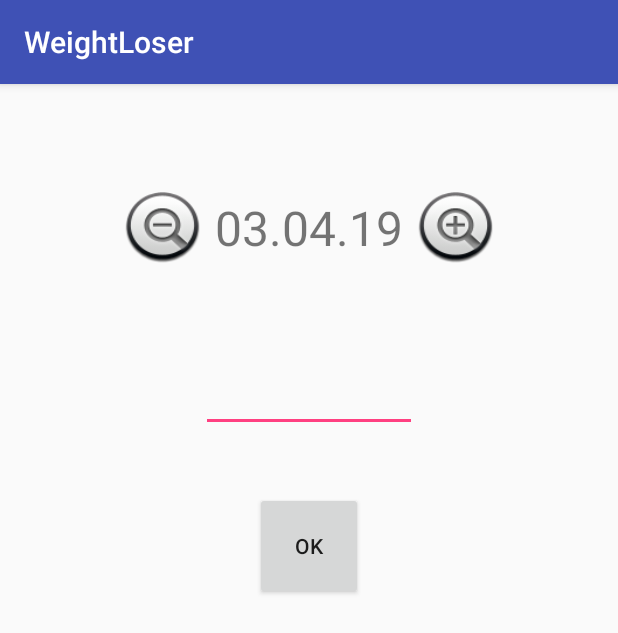
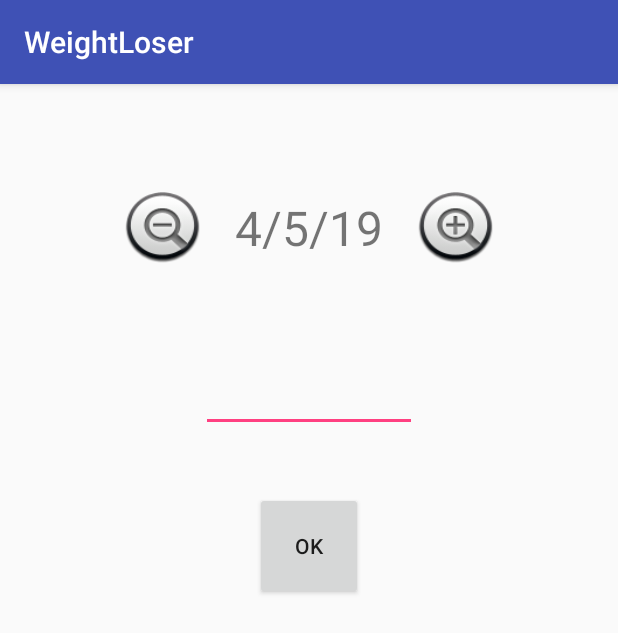
Before and after one commit to stock17/WeightLoser, an Android app: the WeightActivity screen opened directly, with no data from a screen before it, on a phone screen of 412 x 824 dp. Shown: the top 633 px of the screen. Run offline under Robolectric (Android 15) with nearby library versions, the phone set to English and light mode, and no system bars; our stand-ins replace ButterKnife.

Commit message:
added the Date field to WeightActivity.class

```diff
--- a/app/src/main/java/com/yurima/weightloser/weight/WeightActivity.java
+++ b/app/src/main/java/com/yurima/weightloser/weight/WeightActivity.java
@@ -1,15 +1,76 @@
 package com.yurima.weightloser.weight;
 
+import android.icu.text.SimpleDateFormat;
+import android.icu.util.Calendar;
 import android.support.v7.app.AppCompatActivity;
 import android.os.Bundle;
+import android.widget.Button;
+import android.widget.TextView;
 
 import com.yurima.weightloser.R;
 
+import java.text.DateFormat;
+import java.util.Date;
+
+import butterknife.BindView;
+import butterknife.ButterKnife;
+import butterknife.OnClick;
+import butterknife.OnLongClick;
+
 public class WeightActivity extends AppCompatActivity {
+
+    Date date = new Date();
+
+    long DAY = 1000 * 60 * 60 * 24;
+    long WEEK = DAY * 7;
+
+    @BindView(R.id.textview_date)
+    TextView dateTextView;
+    @BindView(R.id.button_decrease_date)
+    Button decreaseDateButton;
+    @BindView(R.id.button_increase_date)
+    Button increaseDateButton;
+
+
 
     @Override
     protected void onCreate(Bundle savedInstanceState) {
         super.onCreate(savedInstanceState);
         setContentView(R.layout.activity_weight);
+        ButterKnife.bind(this);
+        refresh();
+    }
+
+    private void refresh() {
+
+        DateFormat format = DateFormat.getDateInstance(DateFormat.DATE_FIELD);
+        String stringDate = format.format(date);
+        dateTextView.setText(stringDate);
+    }
+
+    @OnClick(R.id.button_decrease_date)
+    void onDecreaseButtonClick(){
+        date.setTime(date.getTime() - DAY);
+        refresh();
+    }
+
+    @OnClick(R.id.button_increase_date)
+    void onIncreaseButtonClick(){
+        date.setTime(date.getTime() + DAY);
+        refresh();
+    }
+
+    @OnLongClick(R.id.button_decrease_date)
+    boolean onDecreaseButtonLongClick(){
+        date.setTime(date.getTime() - WEEK);
+        refresh();
+        return true;
+    }
+
+    @OnLongClick(R.id.button_increase_date)
+    boolean onIncreaseButtonLongClick(){
+        date.setTime(date.getTime() + WEEK);
+        refresh();
+        return true;
     }
 }
--- a/app/src/main/res/layout/activity_weight.xml
+++ b/app/src/main/res/layout/activity_weight.xml
@@ -8,7 +8,7 @@
 
 
     <TextView
-        android:id="@+id/textView_date"
+        android:id="@+id/textview_date"
         android:layout_width="144dp"
         android:layout_height="48dp"
         android:textSize="32sp"
@@ -22,25 +22,25 @@
         android:layout_width="wrap_content"
         android:layout_height="wrap_content"
         android:background="@android:drawable/btn_minus"
-        android:layout_alignTop="@+id/textView_date"
-        android:layout_toLeftOf="@+id/textView_date"
-        android:layout_toStartOf="@+id/textView_date" />
+        android:layout_alignTop="@+id/textview_date"
+        android:layout_toLeftOf="@+id/textview_date"
+        android:layout_toStartOf="@+id/textview_date" />
 
     <Button
         android:id="@+id/button_increase_date"
         android:layout_width="wrap_content"
         android:layout_height="wrap_content"
         android:background="@android:drawable/btn_plus"
-        android:layout_alignTop="@+id/textView_date"
-        android:layout_toRightOf="@+id/textView_date"
-        android:layout_toEndOf="@+id/textView_date" />
+        android:layout_alignTop="@+id/textview_date"
+        android:layout_toRightOf="@+id/textview_date"
+        android:layout_toEndOf="@+id/textview_date" />
 
     <EditText
         android:id="@+id/editText_weight"
         android:layout_width="144dp"
         android:layout_height="72dp"
         android:layout_centerHorizontal="true"
-        android:layout_below="@+id/textView_date"
+        android:layout_below="@+id/textview_date"
         android:layout_marginTop="40dp"
         android:ems="40"
         android:maxLength="5"
```
Also changed, not shown: app/src/main/java/com/yurima/weightloser/weight/WeightDbContract.java (added, +17 -0 lines), app/src/main/java/com/yurima/weightloser/weight/WeightDbHelper.java (added, +44 -0 lines).
